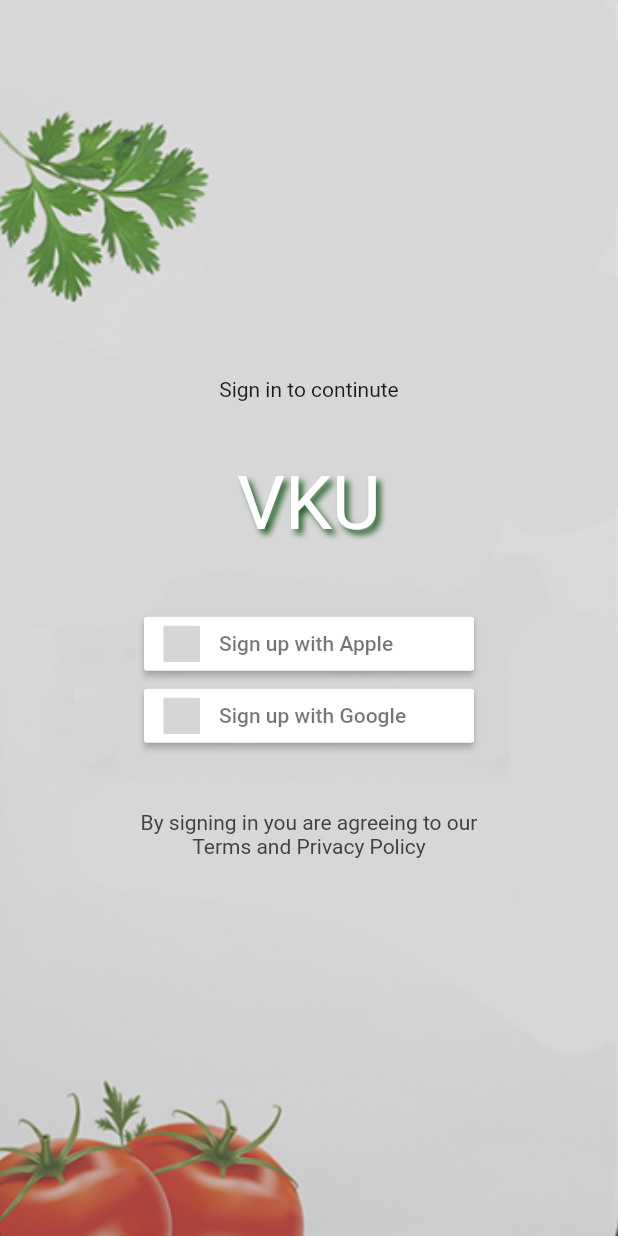
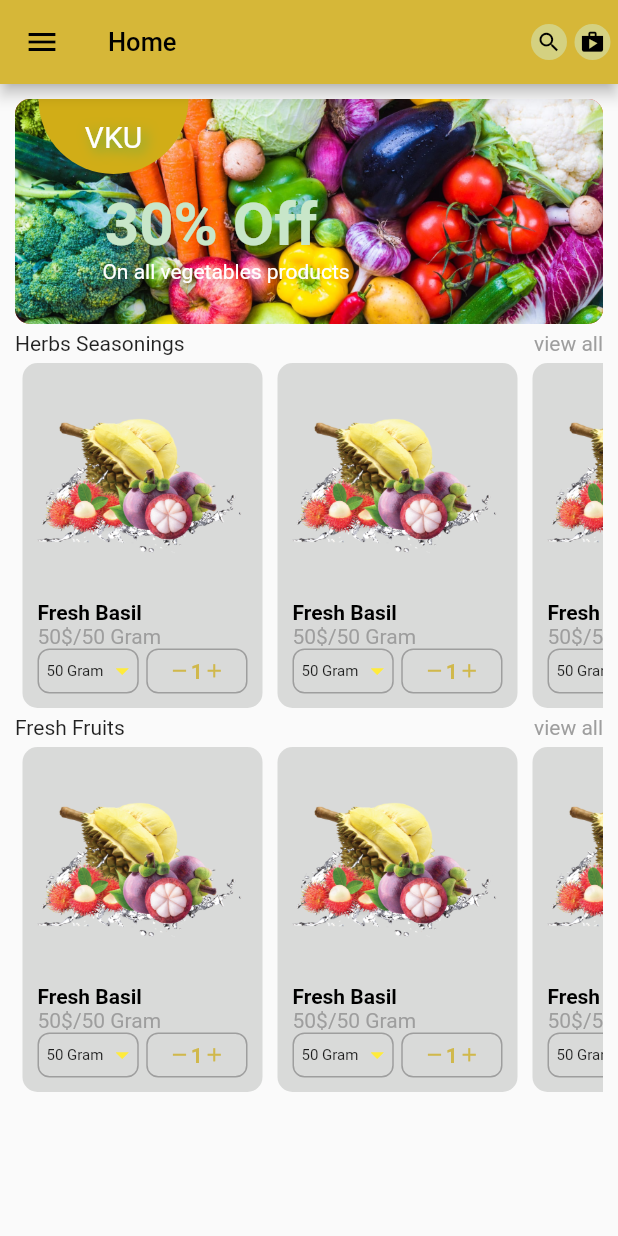
Before and after one commit to vietthang09/food-app, a Flutter app: the screen it shows after launch, on a phone screen of 412 x 824 dp. Run offline on Flutter 3.47's test engine with Material 2 defaults, Android fonts, the phone set to English and light mode, and no system bars; our stand-ins replace firebase_auth, firebase_core, flutter_signin_button, google_sign_in; accounts and stored records are empty; grey boxes are pictures that could not be loaded.

Commit message:
feat: build home screen

```diff
--- a/lib/main.dart
+++ b/lib/main.dart
@@ -1,5 +1,6 @@
 import 'package:flutter/material.dart';
 import 'package:food_app/auth/sign_in.dart';
+import 'package:food_app/screen/home_screen/home_screen.dart';
 import 'package:firebase_core/firebase_core.dart';
 
 void main() async {
@@ -19,6 +20,6 @@ class MyApp extends StatelessWidget {
   // This widget is the root of your application.
   @override
   Widget build(BuildContext context) {
-    return MaterialApp(home: SignIn());
+    return MaterialApp(home: HomeScreen());
   }
 }
--- /dev/null
+++ b/lib/screen/home_screen/home_screen.dart
@@ -0,0 +1,268 @@
+import 'package:flutter/material.dart';
+
+class HomeScreen extends StatelessWidget {
+  const HomeScreen({super.key});
+
+  Widget singalProduct() {
+    return Container(
+      margin: EdgeInsets.symmetric(horizontal: 5),
+      height: 230,
+      width: 160,
+      decoration: BoxDecoration(
+        color: Color(0xffd9dad9),
+        borderRadius: BorderRadius.circular(10),
+      ),
+      child: Column(
+        crossAxisAlignment: CrossAxisAlignment.start,
+        children: [
+          Expanded(
+              flex: 2, child: Image.asset('assets/fresh-fruit_vegetable.png')),
+          Expanded(
+            child: Padding(
+              padding: const EdgeInsets.symmetric(horizontal: 10, vertical: 5),
+              child: Column(
+                crossAxisAlignment: CrossAxisAlignment.start,
+                children: [
+                  Text(
+                    "Fresh Basil",
+                    style: TextStyle(
+                        color: Colors.black, fontWeight: FontWeight.bold),
+                  ),
+                  Text(
+                    "50\$/50 Gram",
+                    style: TextStyle(color: Colors.grey),
+                  ),
+                  Row(
+                    children: [
+                      Expanded(
+                          child: Container(
+                        padding: EdgeInsets.only(left: 5),
+                        height: 30,
+                        width: 50,
+                        decoration: BoxDecoration(
+                            border: Border.all(color: Colors.grey),
+                            borderRadius: BorderRadius.circular(8)),
+                        child: Row(
+                          children: [
+                            Expanded(
+                                child: Text(
+                              "50 Gram",
+                              style: TextStyle(fontSize: 10),
+                            )),
+                            Center(
+                              child: Icon(
+                                Icons.arrow_drop_down,
+                                size: 20,
+                                color: Colors.yellow,
+                              ),
+                            )
+                          ],
+                        ),
+                      )),
+                      SizedBox(
+                        width: 5,
+                      ),
+                      Expanded(
+                          child: Container(
+                        height: 30,
+                        width: 50,
+                        decoration: BoxDecoration(
+                            border: Border.all(color: Colors.grey),
+                            borderRadius: BorderRadius.circular(8)),
+                        child: Row(
+                          mainAxisAlignment: MainAxisAlignment.center,
+                          children: [
+                            Icon(
+                              Icons.remove,
+                              size: 15,
+                              color: Color(0xffd0b84c),
+                            ),
+                            Text(
+                              "1",
+                              style: TextStyle(
+                                  color: Color(0xffd0b84c),
+                                  fontWeight: FontWeight.bold),
+                            ),
+                            Icon(
+                              Icons.add,
+                              size: 15,
+                              color: Color(0xffd0b84c),
+                            ),
+                          ],
+                        ),
+                      )),
+                    ],
+                  ),
+                ],
+              ),
+            ),
+          )
+        ],
+      ),
+    );
+  }
+
+  @override
+  Widget build(BuildContext context) {
+    return Scaffold(
+      drawer: Drawer(),
+      appBar: AppBar(
+        iconTheme: IconThemeData(color: Colors.black),
+        title:
+            Text("Home", style: TextStyle(color: Colors.black, fontSize: 17)),
+        actions: [
+          CircleAvatar(
+            radius: 12,
+            backgroundColor: Color(0xffd4d181),
+            child: Icon(
+              Icons.search,
+              size: 17,
+              color: Colors.black,
+            ),
+          ),
+          Padding(
+            padding: const EdgeInsets.symmetric(horizontal: 5),
+            child: CircleAvatar(
+              radius: 12,
+              backgroundColor: Color(0xffd4d181),
+              child: Icon(
+                Icons.shop,
+                size: 17,
+                color: Colors.black,
+              ),
+            ),
+          )
+        ],
+        backgroundColor: Color(0xffd6b738),
+      ),
+      body: Padding(
+        padding: const EdgeInsets.symmetric(vertical: 10, horizontal: 10),
+        child: ListView(
+          children: [
+            Container(
+              height: 150,
+              decoration: BoxDecoration(
+                  image: DecorationImage(
+                      fit: BoxFit.cover,
+                      image: AssetImage('assets/home_banner.jpg')),
+                  color: Colors.red,
+                  borderRadius: BorderRadius.circular(10)),
+              child: Row(
+                children: [
+                  Expanded(
+                    flex: 2,
+                    child: Container(
+                      child: Column(
+                        children: [
+                          Padding(
+                            padding:
+                                const EdgeInsets.only(right: 130, bottom: 10),
+                            child: Container(
+                              height: 50,
+                              width: 100,
+                              decoration: BoxDecoration(
+                                color: Color(0xffd1ad17),
+                                borderRadius: BorderRadius.only(
+                                  bottomRight: Radius.circular(50),
+                                  bottomLeft: Radius.circular(50),
+                                ),
+                              ),
+                              child: Center(
+                                child: Text(
+                                  'VKU',
+                                  style: TextStyle(
+                                    fontSize: 20,
+                                    color: Colors.white,
+                                    shadows: [
+                                      BoxShadow(
+                                          color: Colors.green,
+                                          blurRadius: 10,
+                                          offset: Offset(3, 3))
+                                    ],
+                                  ),
+                                ),
+                              ),
+                            ),
+                          ),
+                          Text(
+                            '30% Off',
+                            style: TextStyle(
+                                fontSize: 40,
+                                color: Colors.green[100],
+                                fontWeight: FontWeight.bold),
+                          ),
+                          Padding(
+                            padding: const EdgeInsets.only(left: 20),
+                            child: Text(
+                              'On all vegetables products',
+                              style: TextStyle(
+                                color: Colors.white,
+                              ),
+                            ),
+                          ),
+                        ],
+                      ),
+                    ),
+                  ),
+                  Expanded(
+                    child: Container(),
+                  ),
+                ],
+              ),
+            ),
+            Padding(
+              padding: const EdgeInsets.symmetric(vertical: 5),
+              child: Row(
+                mainAxisAlignment: MainAxisAlignment.spaceBetween,
+                children: [
+                  Text("Herbs Seasonings"),
+                  Text(
+                    "view all",
+                    style: TextStyle(color: Colors.grey),
+                  )
+                ],
+              ),
+            ),
+            SingleChildScrollView(
+              scrollDirection: Axis.horizontal,
+              child: Row(
+                children: [
+                  singalProduct(),
+                  singalProduct(),
+                  singalProduct(),
+                  singalProduct(),
+                  singalProduct(),
+                ],
+              ),
+            ),
+            Padding(
+              padding: const EdgeInsets.symmetric(vertical: 5),
+              child: Row(
+                mainAxisAlignment: MainAxisAlignment.spaceBetween,
+                children: [
+                  Text("Fresh Fruits"),
+                  Text(
+                    "view all",
+                    style: TextStyle(color: Colors.grey),
+                  )
+                ],
+              ),
+            ),
+            SingleChildScrollView(
+              scrollDirection: Axis.horizontal,
+              child: Row(
+                children: [
+                  singalProduct(),
+                  singalProduct(),
+                  singalProduct(),
+                  singalProduct(),
+                  singalProduct(),
+                ],
+              ),
+            ),
+          ],
+        ),
+      ),
+    );
+  }
+}
```
Also changed, not shown: assets/fresh-fruit_vegetable.png (added), assets/home_banner.jpg (added).
